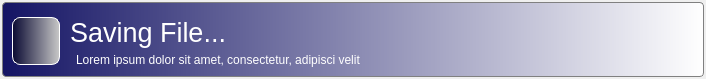
This is FrmInfo.ui in beltoforion/InstantLua as Qt 5 draws it before an edit. The edited form follows.
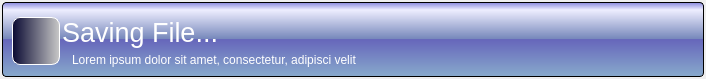
This is the edited form. Icons and pictures are not drawn.

```diff
--- a/FrmInfo.ui
+++ b/FrmInfo.ui
@@ -20,12 +20,20 @@
    <item>
     <widget class="QWidget" name="widget" native="true">
      <property name="styleSheet">
-      <string notr="true">background-color: qlineargradient(spread:pad, x1:0, y1:0, x2:1, y2:0, stop:0 rgba(20, 20, 100, 255), stop:1 rgba(255, 255, 255, 255));
+      <string notr="true">color: white;
+background-color: QLinearGradient( x1: 0, y1: 0, x2: 0, y2: 1, stop: 0 #88d, stop: 0.1 #eef, stop: 0.49 #78b, stop: 0.5 #66b, stop: 1 #8ac);
+border-width: 1px;
+border-color: #000;
+border-style: solid;
+border-radius: 4;
+/*
+background-color: qlineargradient(spread:pad, x1:0, y1:0, x2:1, y2:0, stop:0 rgba(20, 20, 100, 255), stop:1 rgba(255, 255, 255, 255));
 color:rgb(255, 255, 255);
 padding: 1px;
 border-style: solid;
 border: 1px solid gray;
 border-radius: 4px;
+*/
 </string>
      </property>
      <widget class="QLabel" name="lbTitle">
```
Left out of the diff: 6 changed lines with no effect on the pictures.
